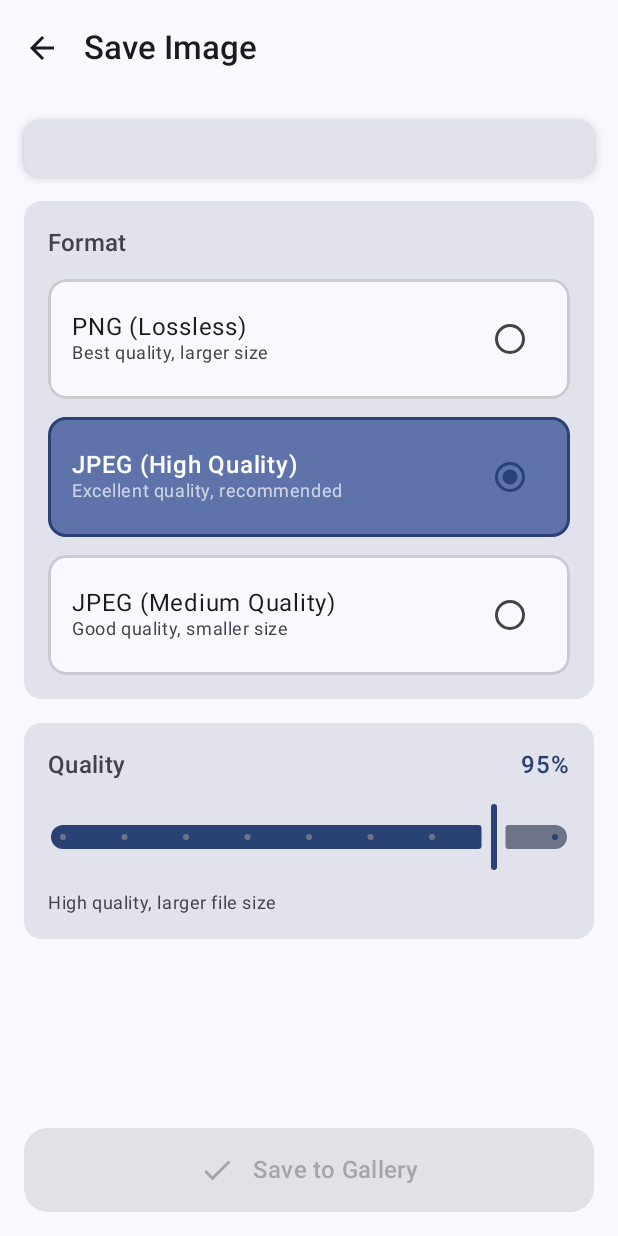
After one commit to CallMeGuptaji/myaipiceditor, an Android app built with Jetpack Compose: the composable SaveScreen called with empty values, on a phone screen of 412 x 824 dp. The commit adds this screen. Run offline under Robolectric (Android 15) with nearby library versions, the phone set to English and light mode, and no system bars; network calls fail.

Commit message:
Updated MainActivity.kt

```diff
--- a/app/src/main/java/com/dlab/myaipiceditor/data/EditorState.kt
+++ b/app/src/main/java/com/dlab/myaipiceditor/data/EditorState.kt
@@ -25,7 +25,8 @@ data class EditorState(
     val isAdjusting: Boolean = false,
     val adjustmentValues: AdjustmentValues = AdjustmentValues(),
     val isRemovingObject: Boolean = false,
-    val objectRemovalState: ObjectRemovalState = ObjectRemovalState()
+    val objectRemovalState: ObjectRemovalState = ObjectRemovalState(),
+    val showingSaveDialog: Boolean = false
 )
 
 data class TextPosition(
@@ -73,4 +74,7 @@ sealed class EditorAction {
     object ShareImage : EditorAction()
     object ClearError : EditorAction()
     object ToggleEraserMode : EditorAction()
+    object BackToStart : EditorAction()
+    object ShowSaveDialog : EditorAction()
+    object HideSaveDialog : EditorAction()
 }
--- /dev/null
+++ b/app/src/main/java/com/dlab/myaipiceditor/ui/SaveScreen.kt
@@ -0,0 +1,301 @@
+package com.dlab.myaipiceditor.ui
+
+import android.graphics.Bitmap
+import androidx.compose.foundation.Image
+import androidx.compose.foundation.background
+import androidx.compose.foundation.border
+import androidx.compose.foundation.clickable
+import androidx.compose.foundation.layout.*
+import androidx.compose.foundation.shape.RoundedCornerShape
+import androidx.compose.material.icons.Icons
+import androidx.compose.material.icons.automirrored.filled.ArrowBack
+import androidx.compose.material.icons.filled.Check
+import androidx.compose.material3.*
+import androidx.compose.runtime.*
+import androidx.compose.ui.Alignment
+import androidx.compose.ui.Modifier
+import androidx.compose.ui.draw.clip
+import androidx.compose.ui.graphics.asImageBitmap
+import androidx.compose.ui.layout.ContentScale
+import androidx.compose.ui.text.font.FontWeight
+import androidx.compose.ui.unit.dp
+
+enum class SaveFormat(val displayName: String, val extension: String, val compressFormat: Bitmap.CompressFormat) {
+    PNG("PNG (Lossless)", "png", Bitmap.CompressFormat.PNG),
+    JPEG_HIGH("JPEG (High Quality)", "jpg", Bitmap.CompressFormat.JPEG),
+    JPEG_MEDIUM("JPEG (Medium Quality)", "jpg", Bitmap.CompressFormat.JPEG)
+}
+
+data class SaveConfig(
+    val format: SaveFormat = SaveFormat.JPEG_HIGH,
+    val quality: Int = 95
+)
+
+@OptIn(ExperimentalMaterial3Api::class)
+@Composable
+fun SaveScreen(
+    bitmap: Bitmap?,
+    onSaveClick: (SaveConfig) -> Unit,
+    onBackClick: () -> Unit,
+    modifier: Modifier = Modifier
+) {
+    var selectedFormat by remember { mutableStateOf(SaveFormat.JPEG_HIGH) }
+    var quality by remember { mutableIntStateOf(95) }
+    var isSaving by remember { mutableStateOf(false) }
+
+    Scaffold(
+        topBar = {
+            TopAppBar(
+                title = {
+                    Text(
+                        "Save Image",
+                        fontWeight = FontWeight.Medium
+                    )
+                },
+                navigationIcon = {
+                    IconButton(onClick = onBackClick) {
+                        Icon(Icons.AutoMirrored.Filled.ArrowBack, "Back")
+                    }
+                },
+                colors = TopAppBarDefaults.topAppBarColors(
+                    containerColor = MaterialTheme.colorScheme.surface
+                )
+            )
+        }
+    ) { paddingValues ->
+        Column(
+            modifier = modifier
+                .fillMaxSize()
+                .padding(paddingValues)
+                .padding(16.dp),
+            verticalArrangement = Arrangement.spacedBy(16.dp)
+        ) {
+            Card(
+                modifier = Modifier
+                    .fillMaxWidth()
+                    .weight(0.4f),
+                elevation = CardDefaults.cardElevation(defaultElevation = 4.dp)
+            ) {
+                Box(
+                    modifier = Modifier
+                        .fillMaxSize()
+                        .background(MaterialTheme.colorScheme.surfaceVariant),
+                    contentAlignment = Alignment.Center
+                ) {
+                    bitmap?.let {
+                        Image(
+                            bitmap = it.asImageBitmap(),
+                            contentDescription = "Preview",
+                            modifier = Modifier.fillMaxSize(),
+                            contentScale = ContentScale.Fit
+                        )
+                    }
+                }
+            }
+
+            Card(
+                modifier = Modifier.fillMaxWidth(),
+                colors = CardDefaults.cardColors(
+                    containerColor = MaterialTheme.colorScheme.surfaceVariant
+                )
+            ) {
+                Column(
+                    modifier = Modifier.padding(16.dp),
+                    verticalArrangement = Arrangement.spacedBy(12.dp)
+                ) {
+                    Text(
+                        text = "Format",
+                        style = MaterialTheme.typography.titleMedium,
+                        fontWeight = FontWeight.SemiBold
+                    )
+
+                    SaveFormat.entries.forEach { format ->
+                        FormatOption(
+                            format = format,
+                            isSelected = selectedFormat == format,
+                            onClick = {
+                                selectedFormat = format
+                                quality = when (format) {
+                                    SaveFormat.PNG -> 100
+                                    SaveFormat.JPEG_HIGH -> 95
+                                    SaveFormat.JPEG_MEDIUM -> 80
+                                }
+                            }
+                        )
+                    }
+                }
+            }
+
+            if (selectedFormat != SaveFormat.PNG) {
+                Card(
+                    modifier = Modifier.fillMaxWidth(),
+                    colors = CardDefaults.cardColors(
+                        containerColor = MaterialTheme.colorScheme.surfaceVariant
+                    )
+                ) {
+                    Column(
+                        modifier = Modifier.padding(16.dp),
+                        verticalArrangement = Arrangement.spacedBy(12.dp)
+                    ) {
+                        Row(
+                            modifier = Modifier.fillMaxWidth(),
+                            horizontalArrangement = Arrangement.SpaceBetween,
+                            verticalAlignment = Alignment.CenterVertically
+                        ) {
+                            Text(
+                                text = "Quality",
+                                style = MaterialTheme.typography.titleMedium,
+                                fontWeight = FontWeight.SemiBold
+                            )
+                            Text(
+                                text = "$quality%",
+                                style = MaterialTheme.typography.bodyLarge,
+                                fontWeight = FontWeight.Medium,
+                                color = MaterialTheme.colorScheme.primary
+                            )
+                        }
+
+                        Slider(
+                            value = quality.toFloat(),
+                            onValueChange = { quality = it.toInt() },
+                            valueRange = 60f..100f,
+                            steps = 7,
+                            modifier = Modifier.fillMaxWidth()
+                        )
+
+                        Text(
+                            text = when {
+                                quality >= 90 -> "High quality, larger file size"
+                                quality >= 75 -> "Balanced quality and file size"
+                                else -> "Lower quality, smaller file size"
+                            },
+                            style = MaterialTheme.typography.bodySmall,
+                            color = MaterialTheme.colorScheme.onSurfaceVariant
+                        )
+                    }
+                }
+            }
+
+            bitmap?.let {
+                Card(
+                    modifier = Modifier.fillMaxWidth(),
+                    colors = CardDefaults.cardColors(
+                        containerColor = MaterialTheme.colorScheme.tertiaryContainer
+                    )
+                ) {
+                    Column(
+                        modifier = Modifier.padding(16.dp),
+                        verticalArrangement = Arrangement.spacedBy(8.dp)
+                    ) {
+                        Text(
+                            text = "Image Info",
+                            style = MaterialTheme.typography.titleSmall,
+                            fontWeight = FontWeight.SemiBold,
+                            color = MaterialTheme.colorScheme.onTertiaryContainer
+                        )
+                        Text(
+                            text = "Resolution: ${it.width} × ${it.height} px",
+                            style = MaterialTheme.typography.bodyMedium,
+                            color = MaterialTheme.colorScheme.onTertiaryContainer
+                        )
+                        Text(
+                            text = "Format: ${selectedFormat.extension.uppercase()}",
+                            style = MaterialTheme.typography.bodyMedium,
+                            color = MaterialTheme.colorScheme.onTertiaryContainer
+                        )
+                    }
+                }
+            }
+
+            Spacer(modifier = Modifier.weight(1f))
+
+            Button(
+                onClick = {
+                    isSaving = true
+                    onSaveClick(SaveConfig(selectedFormat, quality))
+                },
+                modifier = Modifier
+                    .fillMaxWidth()
+                    .height(56.dp),
+                shape = RoundedCornerShape(16.dp),
+                enabled = !isSaving && bitmap != null
+            ) {
+                if (isSaving) {
+                    CircularProgressIndicator(
+                        modifier = Modifier.size(24.dp),
+                        color = MaterialTheme.colorScheme.onPrimary
+                    )
+                } else {
+                    Icon(
+                        imageVector = Icons.Default.Check,
+                        contentDescription = null,
+                        modifier = Modifier.size(24.dp)
+                    )
+                    Spacer(modifier = Modifier.width(12.dp))
+                    Text(
+                        text = "Save to Gallery",
+                        style = MaterialTheme.typography.titleMedium,
+                        fontWeight = FontWeight.SemiBold
+                    )
+                }
+            }
+        }
+    }
+}
+
+@Composable
+private fun FormatOption(
+    format: SaveFormat,
+    isSelected: Boolean,
+    onClick: () -> Unit,
+    modifier: Modifier = Modifier
+) {
+    Row(
+        modifier = modifier
+            .fillMaxWidth()
+            .clip(RoundedCornerShape(12.dp))
+            .background(
+                if (isSelected) MaterialTheme.colorScheme.primaryContainer
+                else MaterialTheme.colorScheme.surface
+            )
+            .border(
+                width = 2.dp,
+                color = if (isSelected) MaterialTheme.colorScheme.primary
+                else MaterialTheme.colorScheme.outline.copy(alpha = 0.3f),
+                shape = RoundedCornerShape(12.dp)
+            )
+            .clickable(onClick = onClick)
+            .padding(16.dp),
+        verticalAlignment = Alignment.CenterVertically,
+        horizontalArrangement = Arrangement.SpaceBetween
+    ) {
+        Column {
+            Text(
+                text = format.displayName,
+                style = MaterialTheme.typography.bodyLarge,
+                fontWeight = if (isSelected) FontWeight.SemiBold else FontWeight.Normal,
+                color = if (isSelected) MaterialTheme.colorScheme.onPrimaryContainer
+                else MaterialTheme.colorScheme.onSurface
+            )
+            Text(
+                text = when (format) {
+                    SaveFormat.PNG -> "Best quality, larger size"
+                    SaveFormat.JPEG_HIGH -> "Excellent quality, recommended"
+                    SaveFormat.JPEG_MEDIUM -> "Good quality, smaller size"
+                },
+                style = MaterialTheme.typography.bodySmall,
+                color = if (isSelected) MaterialTheme.colorScheme.onPrimaryContainer.copy(alpha = 0.7f)
+                else MaterialTheme.colorScheme.onSurfaceVariant
+            )
+        }
+
+        RadioButton(
+            selected = isSelected,
+            onClick = onClick,
+            colors = RadioButtonDefaults.colors(
+                selectedColor = MaterialTheme.colorScheme.primary,
+                unselectedColor = MaterialTheme.colorScheme.onSurfaceVariant
+            )
+        )
+    }
+}
```
Also changed, not shown: app/src/main/java/com/dlab/myaipiceditor/MainActivity.kt (+40 -8 lines), app/src/main/java/com/dlab/myaipiceditor/viewmodel/EditorViewModel.kt (+19 -0 lines).
